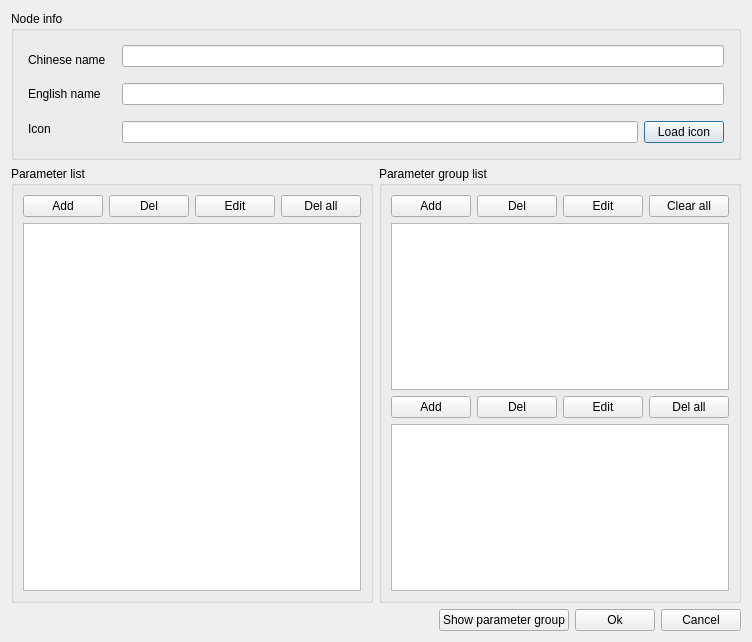
The window that Code/PluginCustomizer/EditorDescripttionSetup.ui (DISOGitHub/FastCAE) describes before a commit, drawn with Qt 5.
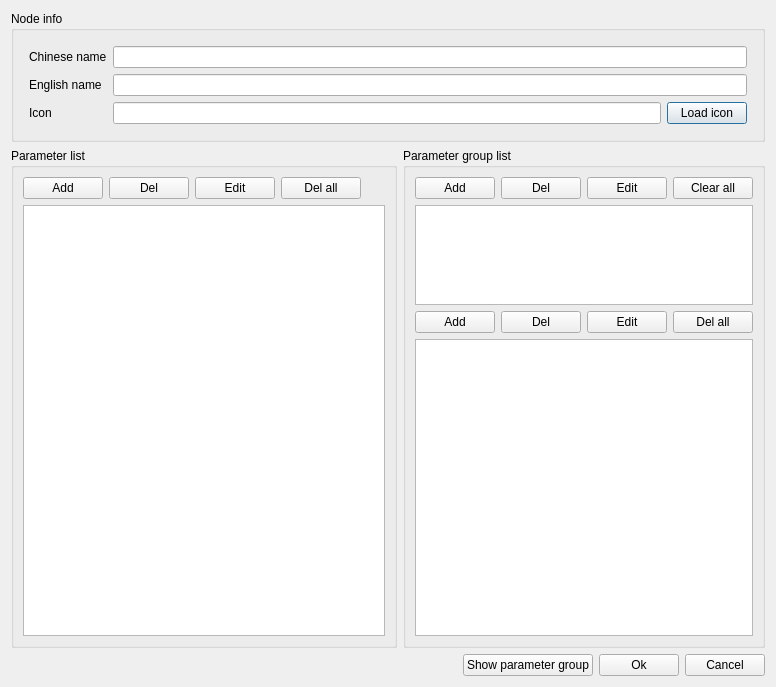
The same window after the commit.

Patch:
```diff
--- a/Code/PluginCustomizer/EditorDescripttionSetup.ui
+++ b/Code/PluginCustomizer/EditorDescripttionSetup.ui
@@ -6,113 +6,65 @@
    <rect>
     <x>0</x>
     <y>0</y>
-    <width>738</width>
-    <height>642</height>
+    <width>776</width>
+    <height>687</height>
    </rect>
   </property>
   <property name="windowTitle">
    <string>Dialog</string>
   </property>
-  <layout class="QGridLayout" name="gridLayout_4">
+  <layout class="QGridLayout" name="gridLayout_5">
    <item row="0" column="0" colspan="2">
     <widget class="QGroupBox" name="groupBox">
      <property name="title">
       <string>Node info</string>
      </property>
      <layout class="QGridLayout" name="gridLayout">
-      <item row="0" column="0" rowspan="3">
-       <layout class="QVBoxLayout" name="verticalLayout">
+      <item row="3" column="1">
+       <layout class="QGridLayout" name="gridLayout_4">
         <property name="leftMargin">
-         <number>5</number>
+         <number>6</number>
         </property>
         <property name="topMargin">
-         <number>5</number>
+         <number>6</number>
         </property>
         <property name="rightMargin">
-         <number>5</number>
+         <number>6</number>
         </property>
         <property name="bottomMargin">
-         <number>5</number>
+         <number>6</number>
         </property>
-        <item>
-         <widget class="QLabel" name="label">
+        <item row="0" column="0">
+         <widget class="QLabel" name="lbl_chnName">
           <property name="text">
            <string>Chinese name</string>
           </property>
          </widget>
         </item>
-        <item>
-         <widget class="QLabel" name="label_2">
-          <property name="text">
-           <string>English name</string>
-          </property>
-         </widget>
-        </item>
-        <item>
-         <widget class="QLabel" name="label_3">
-          <property name="text">
-           <string>Icon</string>
-          </property>
-         </widget>
-        </item>
-       </layout>
-      </item>
-      <item row="0" column="1">
-       <layout class="QHBoxLayout" name="horizontalLayout_3" stretch="0">
-        <property name="leftMargin">
-         <number>5</number>
-        </property>
-        <property name="topMargin">
-         <number>5</number>
-        </property>
-        <property name="rightMargin">
-         <number>5</number>
-        </property>
-        <property name="bottomMargin">
-         <number>5</number>
-        </property>
-        <item>
+        <item row="0" column="1" colspan="2">
          <widget class="QLineEdit" name="txtChineseName"/>
         </item>
-       </layout>
-      </item>
-      <item row="1" column="1">
-       <layout class="QHBoxLayout" name="horizontalLayout_2" stretch="0">
-        <property name="leftMargin">
-         <number>5</number>
-        </property>
-        <property name="topMargin">
-         <number>5</number>
-        </property>
-        <property name="rightMargin">
-         <number>5</number>
-        </property>
-        <property name="bottomMargin">
-         <number>5</number>
-        </property>
-        <item>
+        <item row="1" column="0">
+         <widget class="QLabel" name="lbl_engName">
+          <property name="text">
+           <string>English name</string>
+          </property>
+         </widget>
+        </item>
+        <item row="1" column="1" colspan="2">
          <widget class="QLineEdit" name="txtEnglishName"/>
         </item>
-       </layout>
-      </item>
-      <item row="2" column="1">
-       <layout class="QHBoxLayout" name="horizontalLayout" stretch="10,0">
-        <property name="leftMargin">
-         <number>5</number>
-        </property>
-        <property name="topMargin">
-         <number>5</number>
-        </property>
-        <property name="rightMargin">
-         <number>5</number>
-        </property>
-        <property name="bottomMargin">
-         <number>5</number>
-        </property>
-        <item>
+        <item row="2" column="0">
+         <widget class="QLabel" name="lbl_icon">
+          <property name="text">
+           <string>Icon</string>
+          </property>
+         </widget>
+        </item>
+        <item row="2" column="1">
          <widget class="QLineEdit" name="txtIcon"/>
         </item>
-        <item>
+        <item row="2" column="2">
          <widget class="QPushButton" name="btnLoadIcon">
           <property name="text">
            <string>Load icon</string>
@@ -220,7 +172,14 @@
        </layout>
       </item>
       <item row="2" column="0">
-       <widget class="QTableWidget" name="tableWidget_GList"/>
+       <widget class="QTableWidget" name="tableWidget_GList">
+        <property name="maximumSize">
+         <size>
+          <width>16777215</width>
+          <height>100</height>
+         </size>
+        </property>
+       </widget>
       </item>
       <item row="4" column="0">
        <widget class="QTableWidget" name="tableWidget_GPList"/>
@@ -303,7 +262,7 @@
        <property name="maximumSize">
         <size>
          <width>16777215</width>
-         <height>30</height>
+         <height>16777215</height>
         </size>
        </property>
        <property name="text">
@@ -322,7 +281,7 @@
        <property name="maximumSize">
         <size>
          <width>16777215</width>
-         <height>30</height>
+         <height>16777215</height>
         </size>
        </property>
        <property name="text">
```
